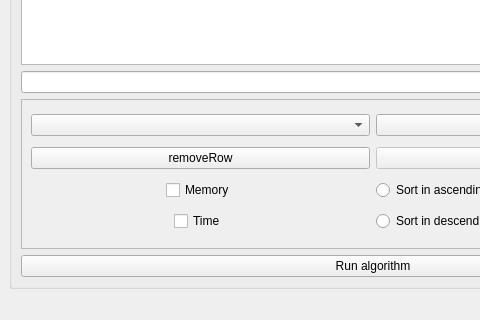
YaroslavDrovolskyi/lab2-OOOP-algorithms, file OOPlab2/mainwindow.ui: the form before one commit; both pictures show x 0 to 480 and y 252 to 572 of the 746 by 572 pixel window.
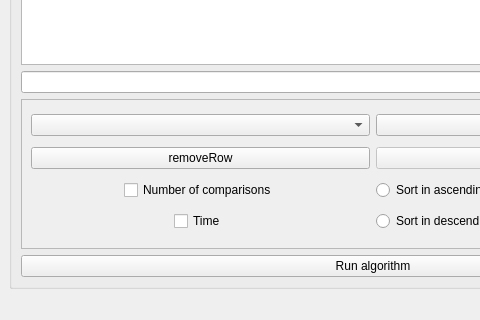
The form after the commit.

```diff
--- a/OOPlab2/mainwindow.ui
+++ b/OOPlab2/mainwindow.ui
@@ -82,7 +82,7 @@
            <rect>
             <x>0</x>
             <y>0</y>
-            <width>700</width>
+            <width>706</width>
             <height>148</height>
            </rect>
           </property>
@@ -114,7 +114,7 @@
            <item row="3" column="1" alignment="Qt::AlignHCenter">
             <widget class="QCheckBox" name="checkBoxMemory">
              <property name="text">
-              <string>Memory</string>
+              <string>Number of comparisons</string>
              </property>
             </widget>
            </item>
```
Left out of the diff: 17 changed lines with no effect on the pictures.
